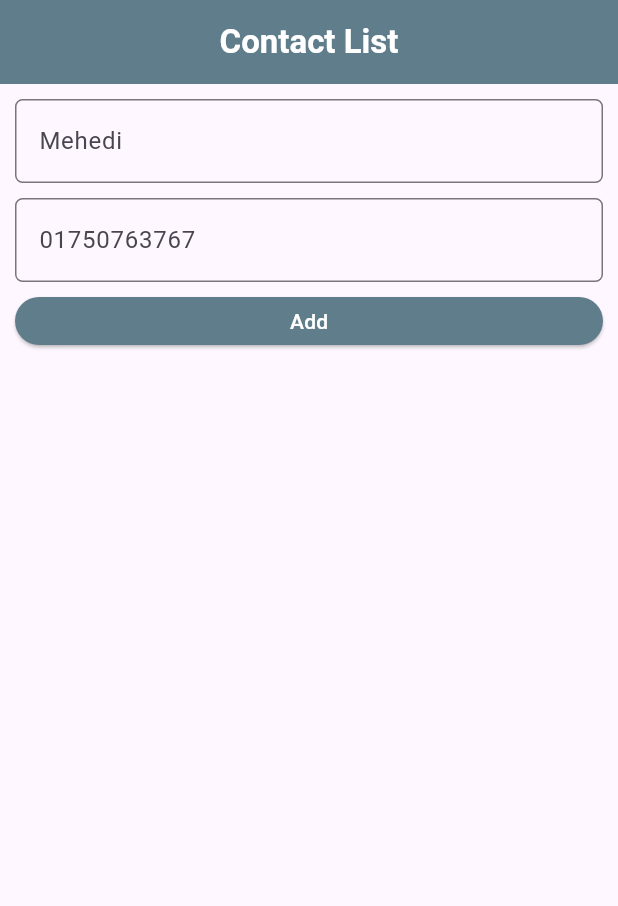
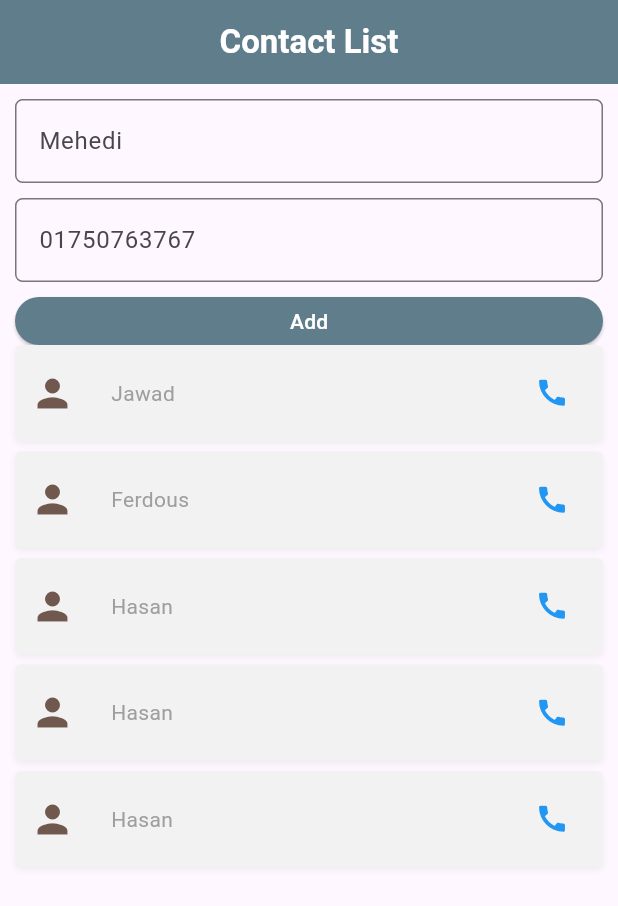
Before and after one commit to mehedi-01/contact_list_assignment_mod_7, a Flutter app: the screen it shows after launch, on a phone screen of 412 x 824 dp. Shown: the top 906 px of the screen. Run offline on Flutter 3.47's test engine with Material 3 defaults, Android fonts, the light colour scheme and no system bars.

Commit message:
assingnmet m7

```diff
--- a/lib/ContactList.dart
+++ b/lib/ContactList.dart
@@ -1,7 +1,55 @@
 import 'package:flutter/material.dart';
 
-class Contactlist extends StatelessWidget {
+class Contactlist extends StatefulWidget {
   const Contactlist({super.key});
+
+  @override
+  State<Contactlist> createState ()=> _ContactlistState(); }
+
+class _ContactlistState  extends State<Contactlist>{
+  final TextEditingController nameController =
+      TextEditingController();
+  final TextEditingController phoneController =
+      TextEditingController();
+  final List<Map<String, String>> contacts = [
+    {'name': 'Jawad', 'phone': '01877-777777'},
+    {'name': 'Ferdous', 'phone': '01673-777777'},
+    {'name': 'Hasan', 'phone': '01745-777777'},
+    {'name': 'Hasan', 'phone': '01745-777777'},
+    {'name': 'Hasan', 'phone': '01745-777777'},
+  ];
+  void addContact(){
+    String name = nameController.text.trim();
+    String phone  = phoneController.text.trim();
+
+    if(name.isEmpty || phone.isEmpty){
+      ScaffoldMessenger.of(context).showSnackBar(
+        const SnackBar(
+            content: Text('Please enter name and phone number'),
+        ),
+      );
+      return ;
+  }
+    setState(() {
+      contacts.add({
+        'name': name,
+        'phone' : phone,
+
+      });
+    });
+    nameController.clear();
+    phoneController.clear();
+
+    FocusScope.of(context).unfocus();
+}
+
+@override
+void dispose(){
+    nameController.dispose();
+    phoneController.dispose();
+    super.dispose();
+}
+
 
   @override
   Widget build(BuildContext context) {
@@ -19,6 +67,7 @@ class Contactlist extends StatelessWidget {
               child: Column(
           children: [
             TextFormField(
+              controller: nameController,
           decoration: InputDecoration(
           hintText: 'Mehedi',
             border: OutlineInputBorder(
@@ -29,6 +78,7 @@ class Contactlist extends StatelessWidget {
       ),
             const SizedBox(height: 10),
             TextFormField(
+              controller: phoneController,
               keyboardType: TextInputType.phone,
               decoration: InputDecoration(
                 hintText: '01750763767',
@@ -46,14 +96,80 @@ class Contactlist extends StatelessWidget {
                     backgroundColor: Colors.blueGrey,
                     foregroundColor: Colors.white
                   ),
-                  child: const Text('Add')),
+                  child: const Text('Add')
+              ),
+            ),
+            Expanded(child: ListView.builder(
+                itemCount: contacts.length,
+              itemBuilder: (context, index){
+                  final contact = contacts[index];
+
+                  return Container(
+                    margin: const EdgeInsets.only(bottom: 7),
+                    padding: const EdgeInsets.symmetric(
+                      horizontal: 10,
+                      vertical: 8,
+                    ),
+                    decoration: BoxDecoration(
+                      color:  const Color(0xFFF2F2F2),
+                      borderRadius: BorderRadius.circular(4),
+                      boxShadow: [
+                        BoxShadow(
+                          color: Colors.grey.withOpacity(0.15),
+                          blurRadius: 3,
+                          offset: const Offset(0, 2),
+                        ),
+                      ],
+                    ),
+                    child: Row(
+                      children: [
+                        const  Icon(
+                          Icons.person,
+                          color:  Color(0xFF70584F),
+                          size: 30,
+                        ),
+                        const SizedBox( width: 24),
+                        Expanded(
+                            child: Column(
+                              crossAxisAlignment: CrossAxisAlignment.start,
+                              children: [
+                                Text(
+                                  contact['name']!,
+                                  style: const TextStyle(
+                                    color: Colors.grey,
+                                    fontSize: 14,
+                                  ),
+                                )
+                              ],
+                            ),
+                        ),
+                        IconButton(onPressed: (){
+                          ScaffoldMessenger.of(context)
+                              .showSnackBar(
+                              SnackBar(
+                                  content: Text(
+                                      'Phone: ${contact['phone']}',
+                                  ),
+                              ),
+                          );
+                        },
+                          icon:  const Icon(
+                          Icons.call,
+                          color: Colors.blue,
+                          size: 23,
+                        ),
+                        ),
+                      ],
+                    ),
+
+                  );
+              }
+            )
             )
         ],
       ),
 
       ),
-
-
     );
   }
 }
```
